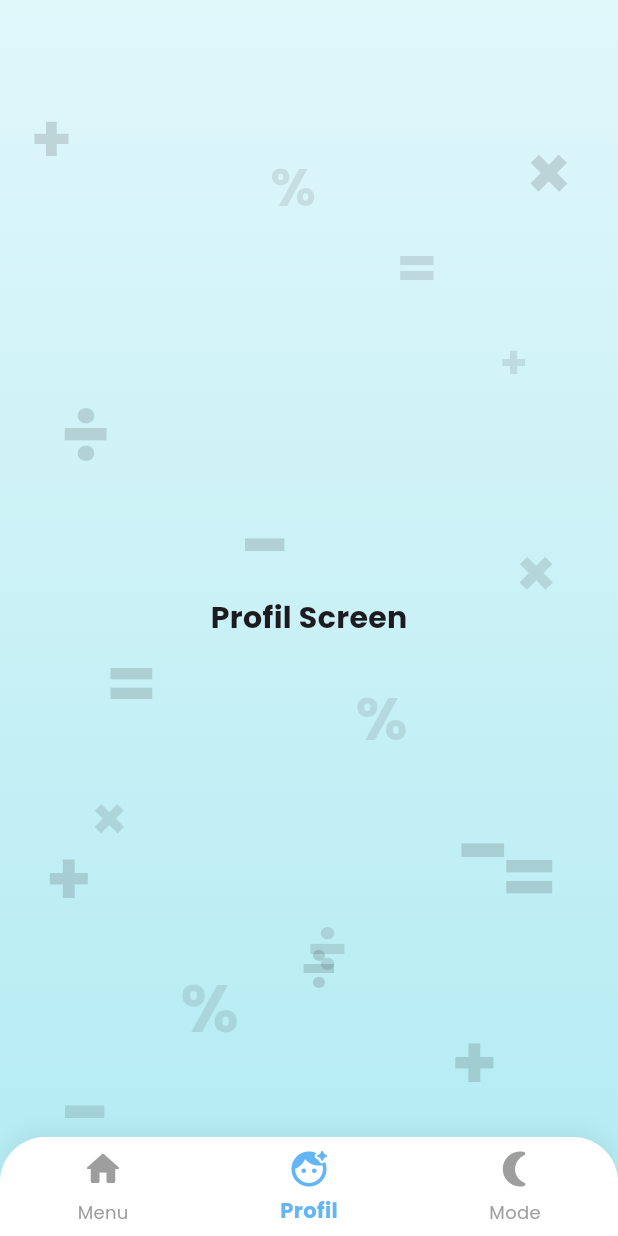
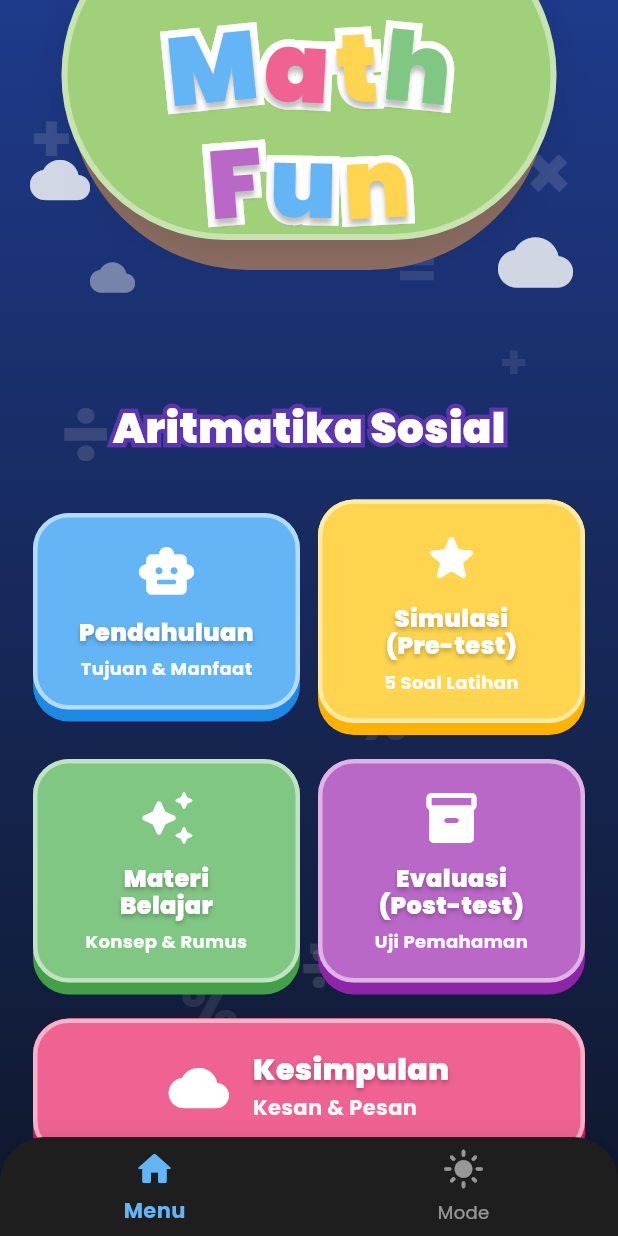
Before and after one commit to Myblueskyyy/math-fun-id, a Flutter app: the screen it shows after launch, item 2 of the bottom bar chosen, on a phone screen of 412 x 824 dp. Run offline on Flutter 3.47's test engine with Material 3 defaults, Android fonts, the phone set to English and light mode, and no system bars; our stand-ins replace google_fonts; missing offline and left inert: flutter_email_sender.

Commit message:
Remove Profile Tab and Page

```diff
--- a/lib/features/home/home_screen.dart
+++ b/lib/features/home/home_screen.dart
@@ -32,16 +32,6 @@ class _HomeScreenState extends State<HomeScreen> {
   }
 
   Widget _buildBody(BuildContext context) {
-    if (_selectedIndex == 1) {
-      return const Center(
-        child: Text(
-          'Profil Screen',
-          style: TextStyle(fontSize: 20, fontWeight: FontWeight.bold),
-        ),
-      );
-    }
-
-    // Index 0 (Menu) and 2 (Mode - though it toggles) show the Menu body by default
     return Column(
       children: [
         _buildHeader(),
@@ -371,7 +361,7 @@ class _HomeScreenState extends State<HomeScreen> {
         child: BottomNavigationBar(
           currentIndex: _selectedIndex,
           onTap: (index) {
-            if (index == 2) {
+            if (index == 1) {
               themeProvider.toggleTheme();
             } else {
               setState(() {
@@ -395,13 +385,6 @@ class _HomeScreenState extends State<HomeScreen> {
               ),
               label: 'Menu',
             ),
-            const BottomNavigationBarItem(
-              icon: Padding(
-                padding: EdgeInsets.only(bottom: 4.0),
-                child: Icon(Icons.face_retouching_natural_rounded, size: 28),
-              ),
-              label: 'Profil',
-            ),
             BottomNavigationBarItem(
               icon: Padding(
                 padding: const EdgeInsets.only(bottom: 4.0),
```
Also changed, not shown: pubspec.lock.
